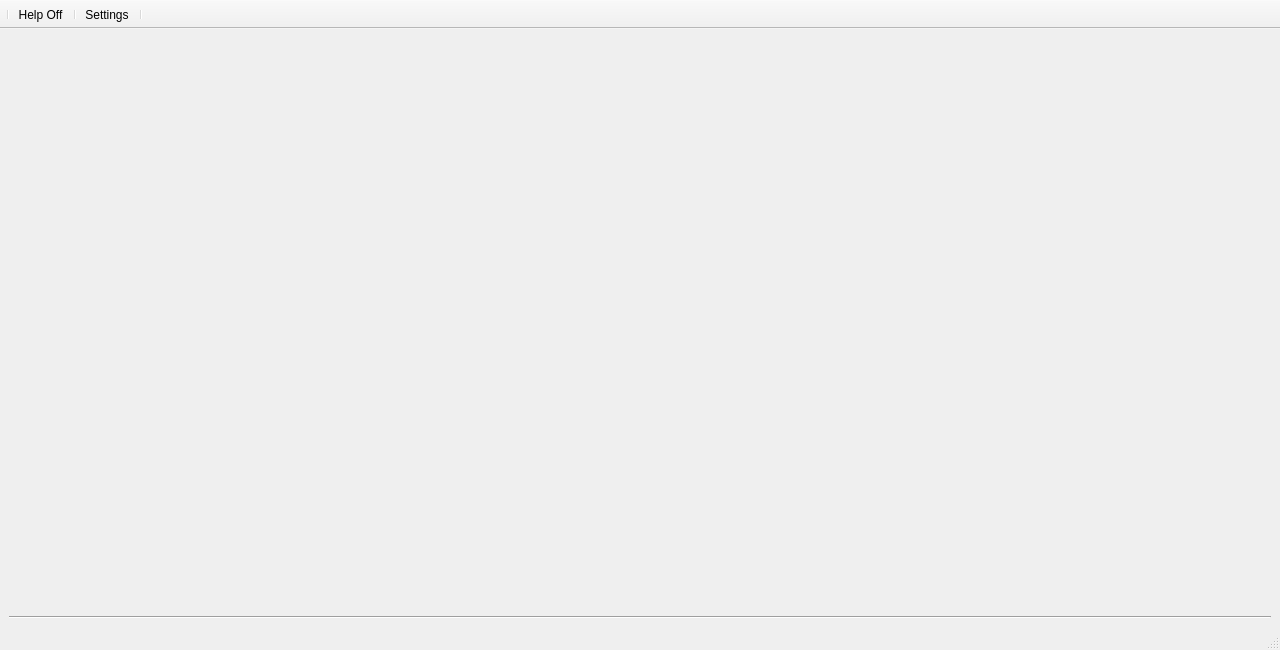
First picture: the form in gui/main_window_ui.ui, repository Wireless-Research-Tester/Automated-Wireless-Research-Tester, before the edit.
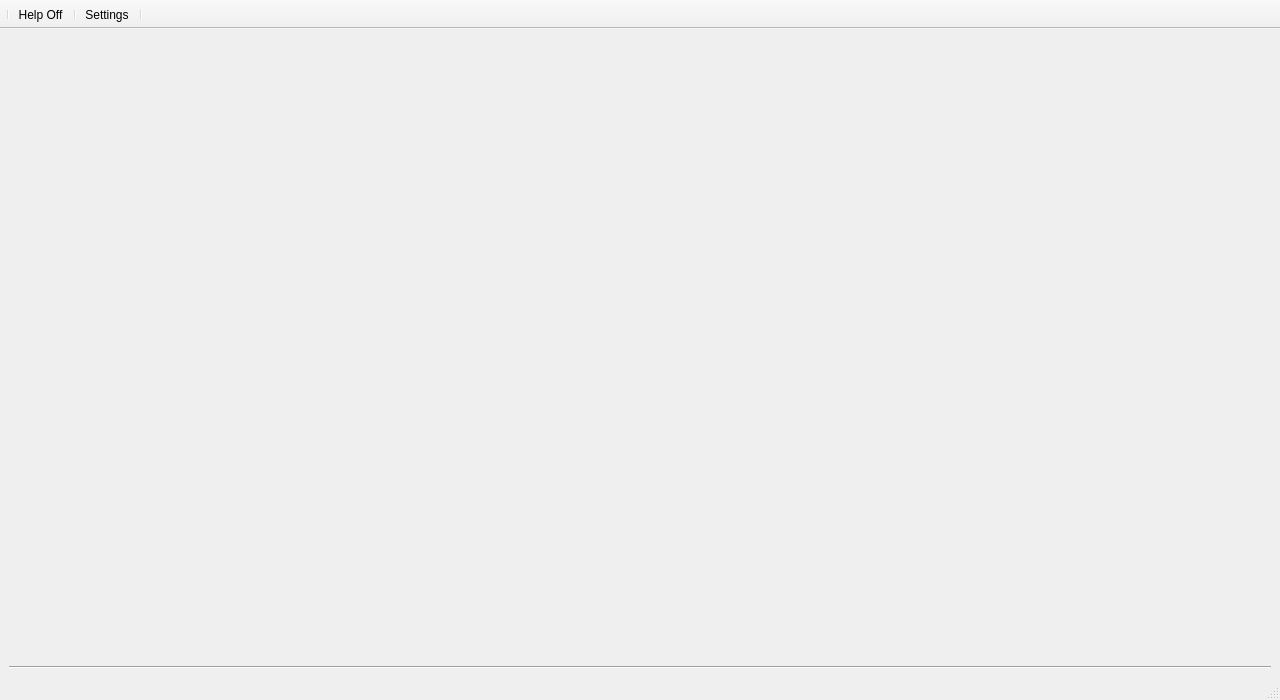
Second picture: the form after the edit. Icons and pictures are not drawn.

Commit message: 0.8.5 plotting resizes with window

Diff of the .ui file:
```diff
--- a/gui/main_window_ui.ui
+++ b/gui/main_window_ui.ui
@@ -7,9 +7,21 @@
     <x>0</x>
     <y>0</y>
     <width>1280</width>
-    <height>650</height>
+    <height>700</height>
    </rect>
   </property>
+  <property name="sizePolicy">
+   <sizepolicy hsizetype="Fixed" vsizetype="Fixed">
+    <horstretch>0</horstretch>
+    <verstretch>0</verstretch>
+   </sizepolicy>
+  </property>
+  <property name="minimumSize">
+   <size>
+    <width>1280</width>
+    <height>700</height>
+   </size>
+  </property>
   <property name="windowTitle">
    <string>MainWindow</string>
   </property>
```
The commit also changes 5 other files.
